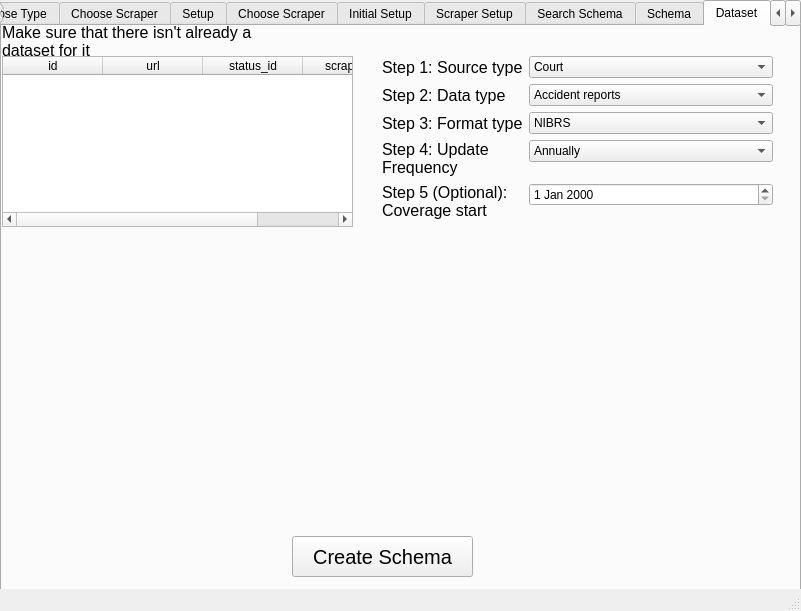
First picture: the form in setup_gui/common/gui/scraper_ui.ui, repository Police-Data-Accessibility-Project/scrapers, before the edit.
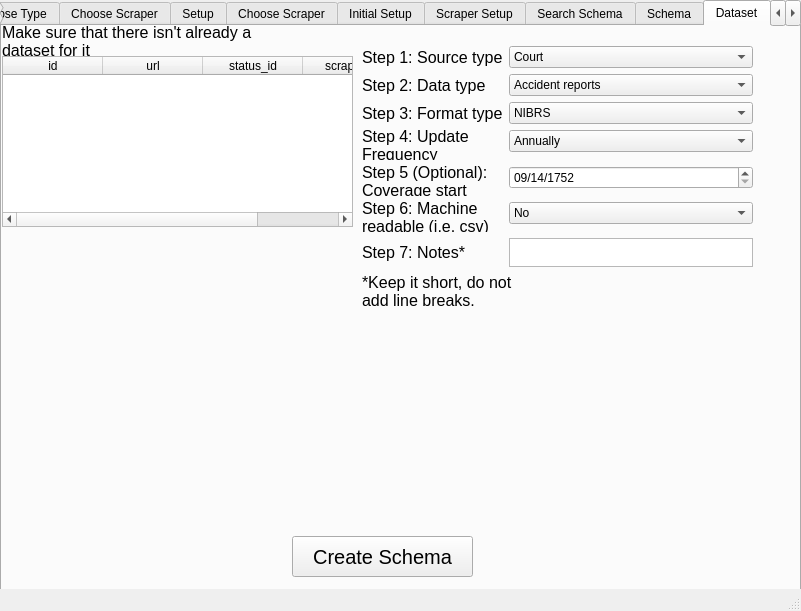
Second picture: the form after the edit.

Commit message: Finish adding dataset stuff and csv creation

What changed in the file:
```diff
--- a/setup_gui/common/gui/scraper_ui.ui
+++ b/setup_gui/common/gui/scraper_ui.ui
@@ -2489,8 +2489,8 @@
      <widget class="QWidget" name="formLayoutWidget_3">
       <property name="geometry">
        <rect>
-        <x>380</x>
-        <y>30</y>
+        <x>360</x>
+        <y>20</y>
         <width>391</width>
         <height>221</height>
        </rect>
@@ -2813,10 +2813,95 @@
         </widget>
        </item>
        <item row="4" column="1">
-        <widget class="QDateEdit" name="dateEdit"/>
+        <widget class="QDateEdit" name="coverage_start_dateEdit">
+         <property name="displayFormat">
+          <string>MM/dd/yyyy</string>
+         </property>
+         <property name="calendarPopup">
+          <bool>false</bool>
+         </property>
+         <property name="timeSpec">
+          <enum>Qt::UTC</enum>
+         </property>
+         <property name="date">
+          <date>
+           <year>1752</year>
+           <month>9</month>
+           <day>14</day>
+          </date>
+         </property>
+        </widget>
+       </item>
+       <item row="5" column="0">
+        <widget class="QLabel" name="step6_dataset">
+         <property name="font">
+          <font>
+           <pointsize>12</pointsize>
+          </font>
+         </property>
+         <property name="text">
+          <string>Step 6: Machine readable (i.e. csv)</string>
+         </property>
+         <property name="wordWrap">
+          <bool>true</bool>
+         </property>
+        </widget>
+       </item>
+       <item row="5" column="1">
+        <widget class="QComboBox" name="machine_readable">
+         <item>
+          <property name="text">
+           <string>No</string>
+          </property>
+         </item>
+         <item>
+          <property name="text">
+           <string>Yes</string>
+          </property>
+         </item>
+        </widget>
+       </item>
+       <item row="6" column="0">
+        <widget class="QLabel" name="step7_dataset">
+         <property name="font">
+          <font>
+           <pointsize>12</pointsize>
+          </font>
+         </property>
+         <property name="text">
+          <string>Step 7: Notes*</string>
+         </property>
+         <property name="wordWrap">
+          <bool>true</bool>
+         </property>
+        </widget>
+       </item>
+       <item row="6" column="1">
+        <widget class="QPlainTextEdit" name="dataset_notes"/>
        </item>
       </layout>
      </widget>
+     <widget class="QLabel" name="step_7_note">
+      <property name="geometry">
+       <rect>
+        <x>360</x>
+        <y>240</y>
+        <width>161</width>
+        <height>51</height>
+       </rect>
+      </property>
+      <property name="font">
+       <font>
+        <pointsize>12</pointsize>
+       </font>
+      </property>
+      <property name="text">
+       <string>*Keep it short, do not add line breaks.</string>
+      </property>
+      <property name="wordWrap">
+       <bool>true</bool>
+      </property>
+     </widget>
     </widget>
     <widget class="QWidget" name="Help">
      <attribute name="title">
```
Left out of the diff: 10 changed lines with no effect on the pictures. The commit also changes 1 other file.
